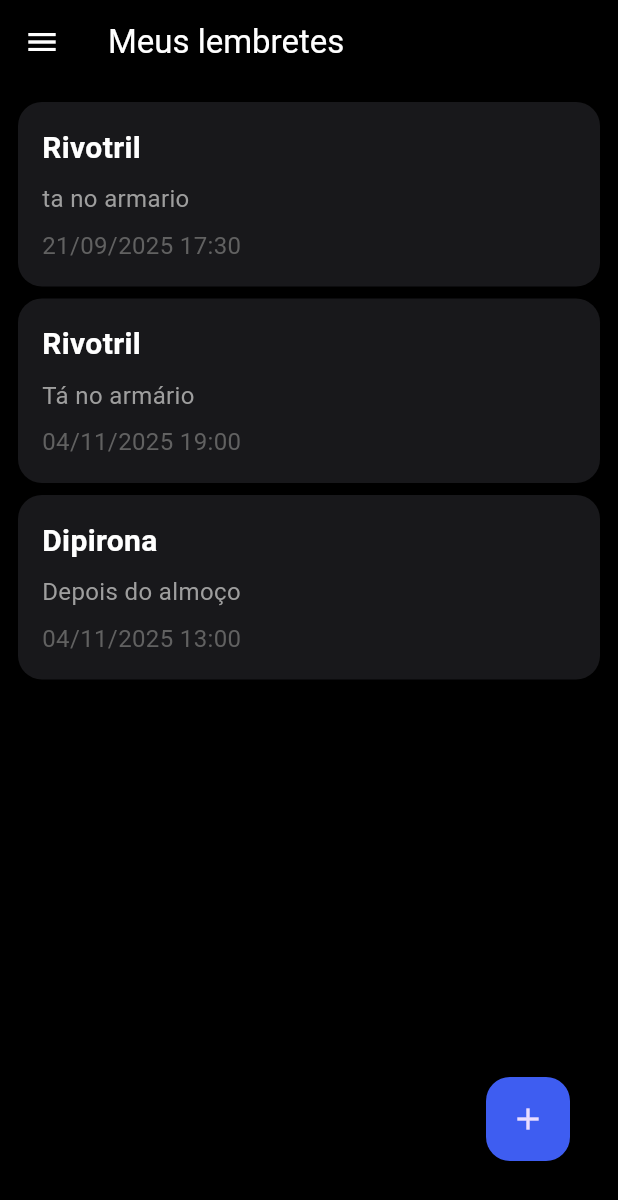
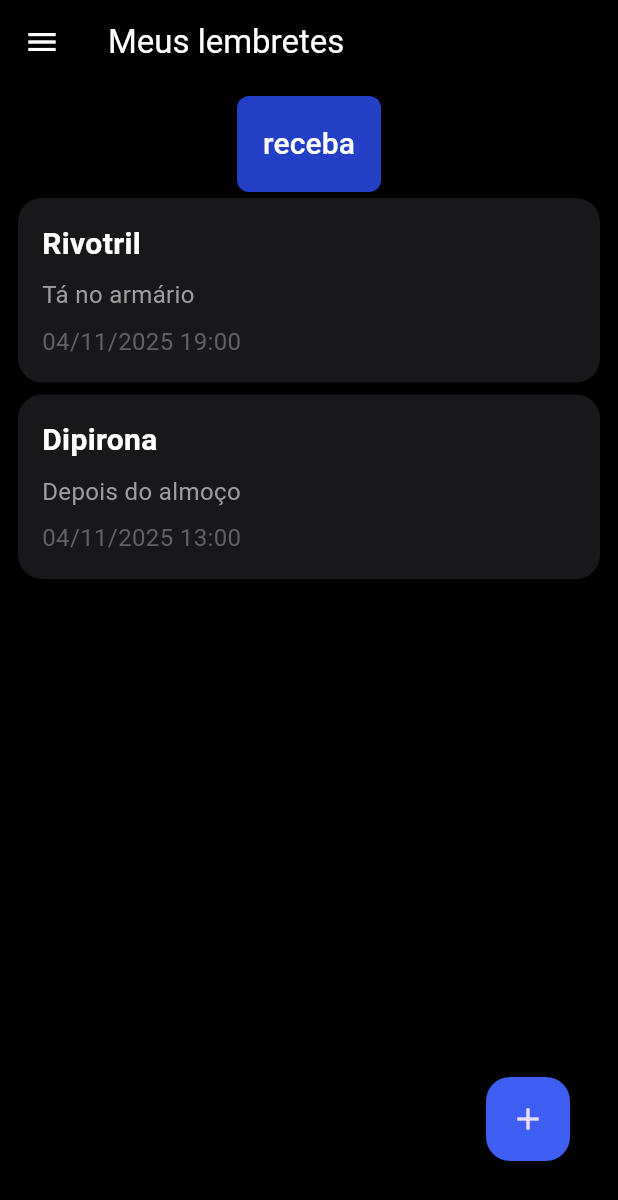
Before and after one commit to nilloferreiira/dosee, a Flutter app: the HomeScreen widget shown alone on an empty page, opened directly, on a phone screen of 412 x 824 dp. Shown: the top 1200 px of the screen. Run offline on Flutter 3.47's test engine with Material 3 defaults, Android fonts, the light colour scheme and no system bars; our stand-ins replace flutter_local_notifications, gap, permission_handler; network calls fail.

Commit message:
notification send button and permission handler

```diff
--- a/lib/components/reminders_list.dart
+++ b/lib/components/reminders_list.dart
@@ -37,6 +37,7 @@
               // por exemplo, remover da lista
               setState(() {
                 items.remove(item);
+                // remove notification
               });
 
               ScaffoldMessenger.of(
--- a/lib/main.dart
+++ b/lib/main.dart
@@ -1,3 +1,4 @@
+import 'package:dosee/helpers/permission_helper.dart';
 import 'package:dosee/screens/about_app/about_screen.dart';
 import 'package:dosee/services/notification_service.dart';
 import 'package:flutter/material.dart';
@@ -6,10 +7,13 @@
 import 'package:dosee/screens/home_screen.dart';
 import 'package:dosee/screens/team/team_screen.dart';
 
-void main() {
+void main() async {
   WidgetsFlutterBinding.ensureInitialized();
   // init notifications
   NotificationService().initNotifications();
+
+  // Ask for notifications permission
+  await notificationPermissionHelper();
 
   // MultiProvider
 
--- a/lib/screens/home_screen.dart
+++ b/lib/screens/home_screen.dart
@@ -1,6 +1,7 @@
 import 'package:dosee/components/reminders_list.dart';
-import 'package:dosee/components/ui/card/reminder_card.dart';
+import 'package:dosee/components/ui/buttons/app_elevated_button.dart';
 import 'package:dosee/models/reminder.dart';
+import 'package:dosee/services/notification_service.dart';
 import 'package:dosee/styles/app_colors.dart';
 import 'package:flutter/material.dart';
 import 'package:dosee/components/ui/private/app_bar_page.dart';
@@ -62,10 +63,19 @@
             padding: const EdgeInsets.all(8.0),
             child: Column(
               children: [
-                ReminderCard(
-                  title: 'Rivotril',
-                  description: 'ta no armario',
-                  alarmTime: DateTime(2025, 9, 21, 17, 30),
+                SizedBox(
+                  height: 64,
+                  width: 96,
+                  child: AppElevatedButton(
+                    text: 'receba',
+                    color: AppColors.bluePrimary,
+                    onPressed: () {
+                      NotificationService().showNotification(
+                        title: 'receba',
+                        body: 'É o cara da luva passando',
+                      );
+                    },
+                  ),
                 ),
                 RemindersList(
                   items: [
--- a/pubspec.yaml
+++ b/pubspec.yaml
@@ -12,6 +12,7 @@
   flutter_local_notifications: ^19.5.0
   flutter_native_splash: ^2.4.6
   gap: ^3.0.1
+  permission_handler: ^12.0.1
   provider: ^6.1.5+1
 
 dev_dependencies:
```
Also changed, not shown: lib/helpers/permission_helper.dart (added, +8 -0 lines), lib/services/notification_service.dart (+11 -6 lines), pubspec.lock, 3 other files.
